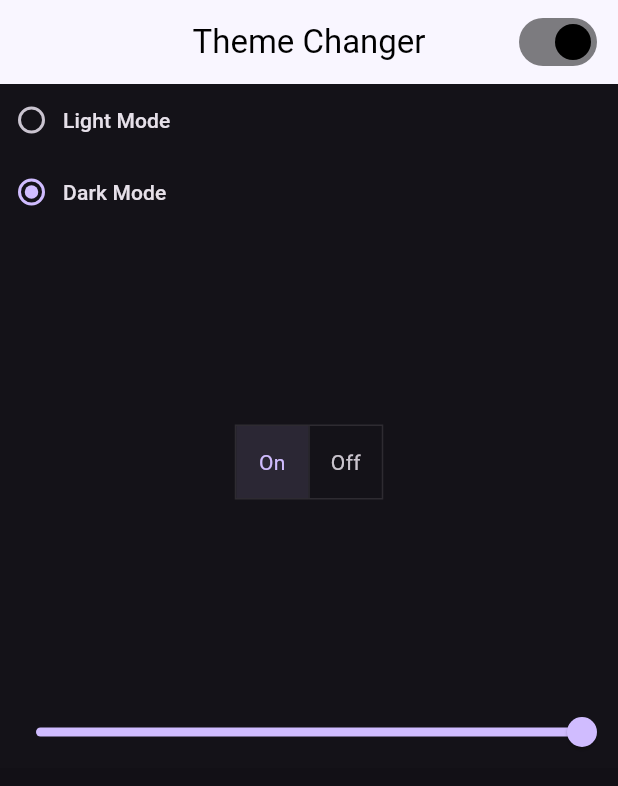
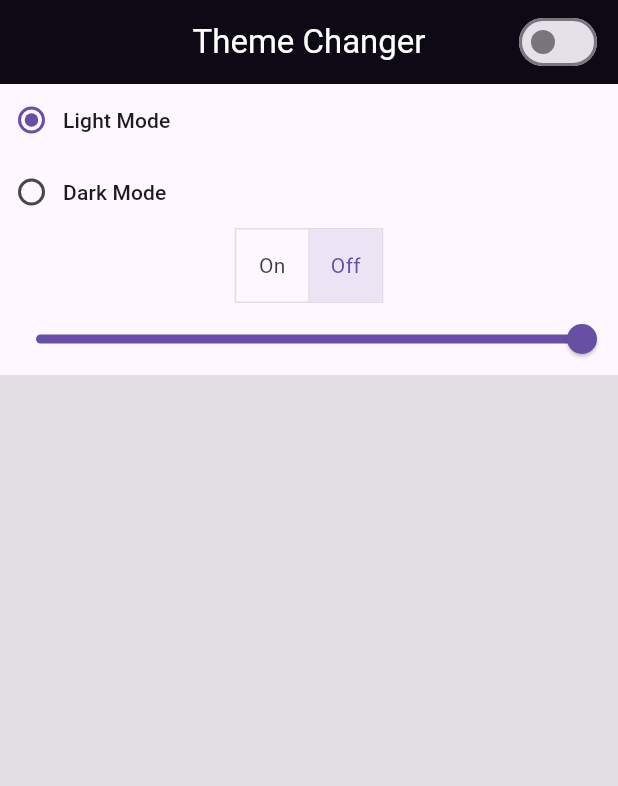
Before and after one commit to saadahmed0147/Theme-Changer-App-Flutter, a Flutter app: the screen it shows after launch, on a phone screen of 412 x 824 dp. Shown: the top 786 px of the screen. Run offline on Flutter 3.47's test engine with Material 3 defaults, Android fonts, the phone set to English and light mode, and no system bars.

Commit message:
added consumer widget

```diff
--- a/lib/providers/theme_changer_provider.dart
+++ b/lib/providers/theme_changer_provider.dart
@@ -1,7 +1,7 @@
 import 'package:flutter/material.dart';
 
 class ThemeChangerProvider with ChangeNotifier {
-  ThemeMode _themeMode = ThemeMode.dark;
+  ThemeMode _themeMode = ThemeMode.light;
   ThemeMode get themeMode => _themeMode;
 
   void setTheme(theme) {
--- a/lib/screens/home_screen.dart
+++ b/lib/screens/home_screen.dart
@@ -10,31 +10,40 @@ class HomeScreen extends StatefulWidget {
 }
 
 class _HomeScreenState extends State<HomeScreen> {
-  bool isSwitched = false;
   @override
   Widget build(BuildContext context) {
-    final provider = Provider.of<ThemeChangerProvider>(context);
-    final sliderProvider = Provider.of<SliderProvider>(context);
+    print('object');
+    final provider = Provider.of<ThemeChangerProvider>(context, listen: false);
+    final sliderProvider = Provider.of<SliderProvider>(context, listen: false);
     return Scaffold(
       appBar: AppBar(
         elevation: 10,
         centerTitle: true,
         title: const Text('Theme Changer'),
         actions: [
-          Padding(
+          Consumer<ThemeChangerProvider>(
+            builder: (context, value, child) {
+              return Padding(
                 padding: const EdgeInsets.all(10),
                 child: Switch(
                     activeColor: Colors.black,
                     value: provider.themeMode == ThemeMode.dark,
                     onChanged: ((value) {
-                  provider.setTheme(value ? ThemeMode.dark : ThemeMode.light);
+                      provider
+                          .setTheme(value ? ThemeMode.dark : ThemeMode.light);
                     })),
+              );
+            },
           )
         ],
       ),
       body: Column(
         mainAxisAlignment: MainAxisAlignment.center,
         crossAxisAlignment: CrossAxisAlignment.center,
+        children: [
+          Consumer<ThemeChangerProvider>(
+            builder: (context, value, child) {
+              return Column(
                 children: [
                   RadioMenuButton<ThemeMode>(
                       value: ThemeMode.light,
@@ -51,8 +60,7 @@ class _HomeScreenState extends State<HomeScreen> {
                     },
                     child: const Text('Dark Mode'),
                   ),
-          Expanded(
-            child: Center(
+                  Center(
                     child: ToggleButtons(
                         onPressed: (index) {
                           provider.setTheme(
@@ -67,6 +75,9 @@ class _HomeScreenState extends State<HomeScreen> {
                           Text('Off')
                         ]),
                   ),
+                ],
+              );
+            },
           ),
           Consumer<SliderProvider>(
             builder: (context, value, child) {
```
Lines whose indentation alone changed are shown as unchanged.
